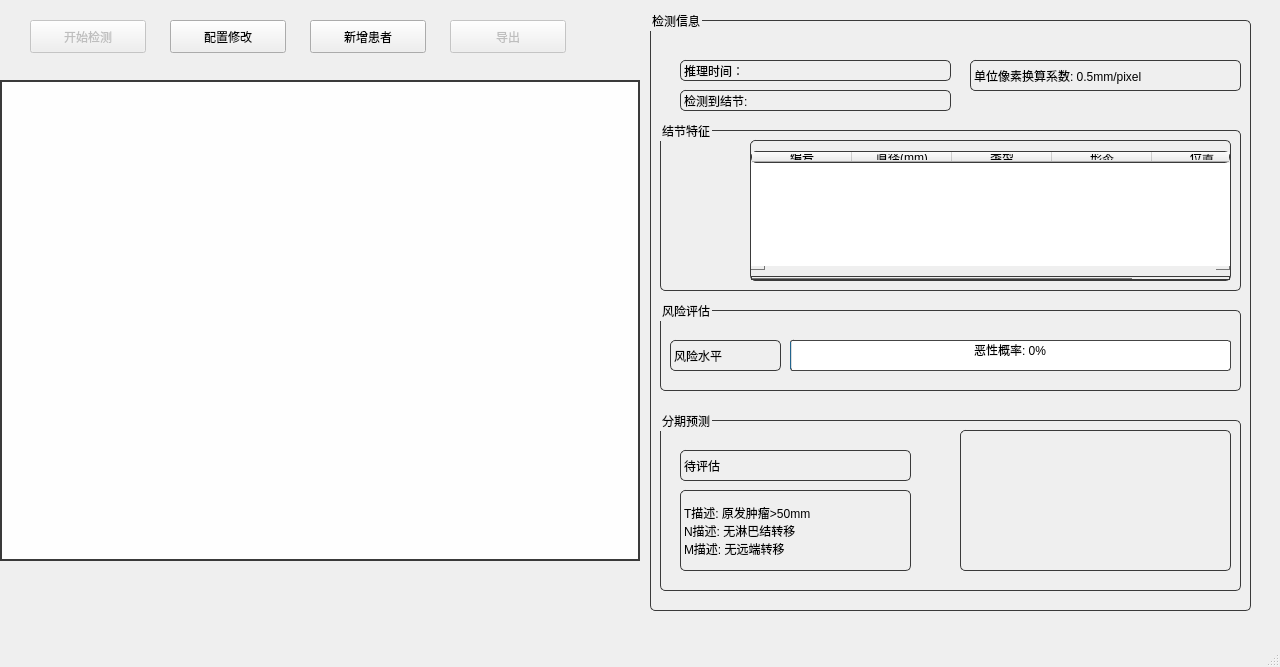
This is form.ui in lisinong/Lung_cancerDAAS as Qt 5 draws it before an edit. The edited form follows.
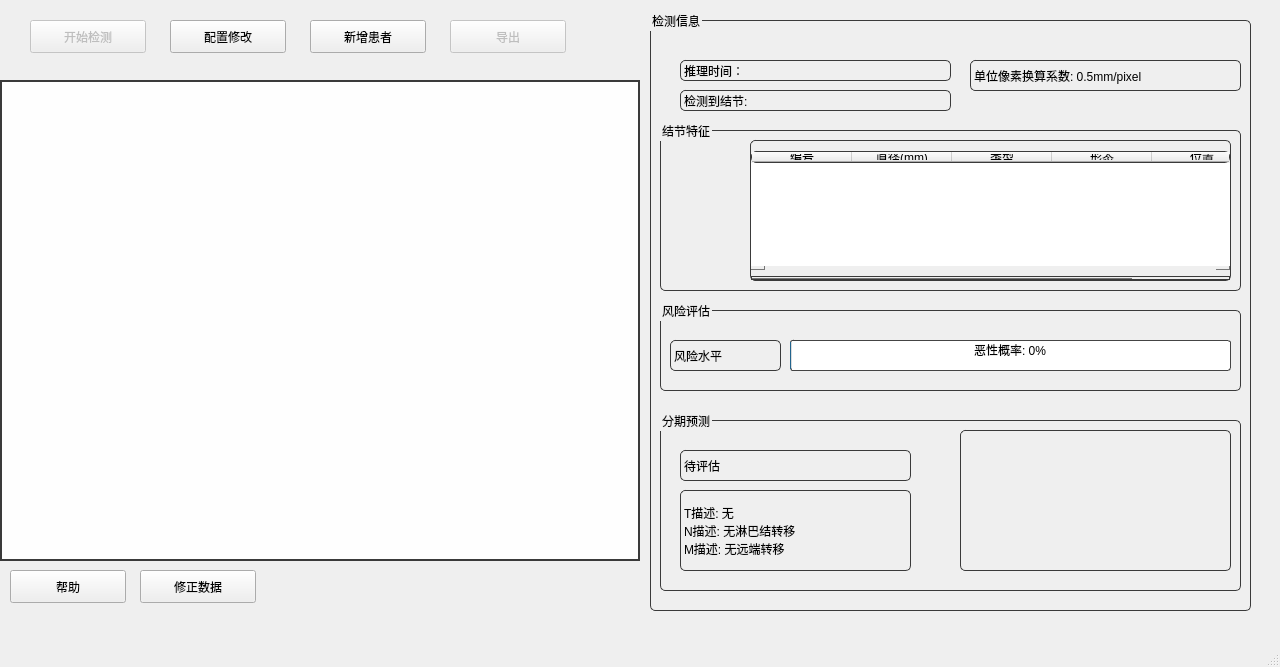
This is the edited form. Icons and pictures are not drawn.

Commit message: Add DraggableRect, HelpSystem, and update main window for enhanced annotation and help features

What changed in the file:
```diff
--- a/form.ui
+++ b/form.ui
@@ -328,7 +328,7 @@
           </rect>
          </property>
          <property name="text">
-          <string>T描述: 原发肿瘤&gt;50mm
+          <string>T描述: 无
 N描述: 无淋巴结转移
 M描述: 无远端转移</string>
          </property>
@@ -412,6 +412,32 @@
      <string>导出</string>
     </property>
    </widget>
+   <widget class="QPushButton" name="helpbtn">
+    <property name="geometry">
+     <rect>
+      <x>10</x>
+      <y>570</y>
+      <width>116</width>
+      <height>33</height>
+     </rect>
+    </property>
+    <property name="text">
+     <string>帮助</string>
+    </property>
+   </widget>
+   <widget class="QPushButton" name="yolobtn">
+    <property name="geometry">
+     <rect>
+      <x>140</x>
+      <y>570</y>
+      <width>116</width>
+      <height>33</height>
+     </rect>
+    </property>
+    <property name="text">
+     <string>修正数据</string>
+    </property>
+   </widget>
   </widget>
   <widget class="QMenuBar" name="menubar">
    <property name="geometry">
```
The commit also changes 6 other files.
